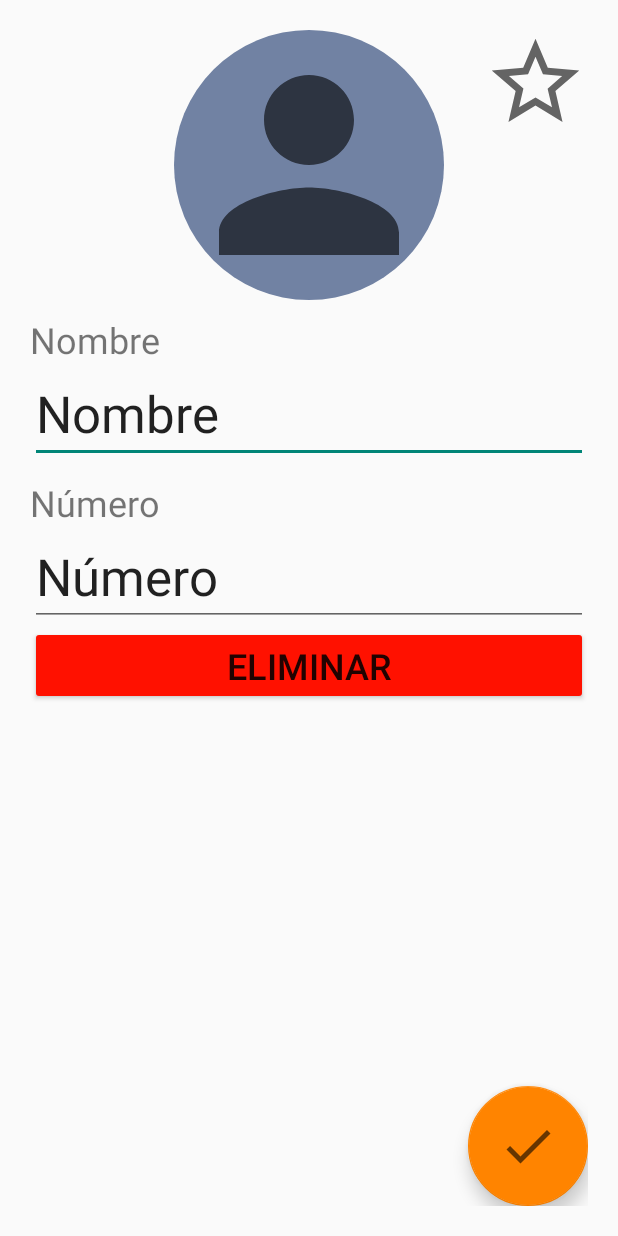
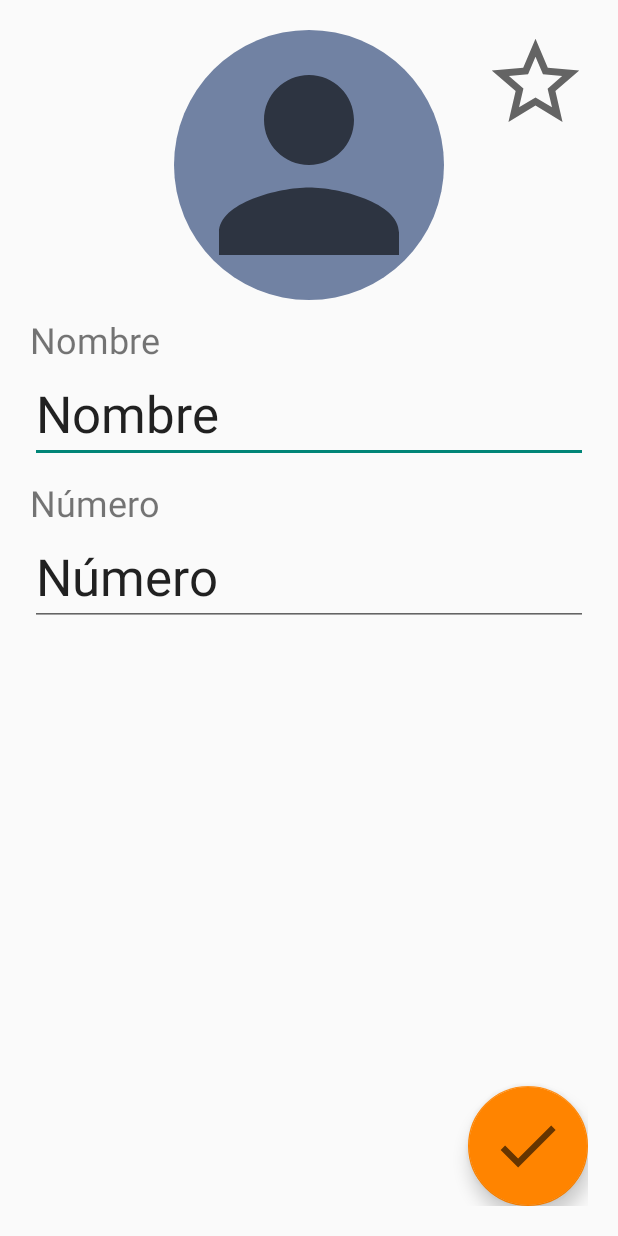
Before and after one commit to javigom/TFG-AndroidElderlyApp, an Android app: the layout activity_add_contact.xml on its own in the app's theme, with its tools: preview values and no code run, on a phone screen of 412 x 824 dp. Run offline under Robolectric (Android 15) with nearby library versions, the phone set to English and light mode, and no system bars.

Commit message:
Añadida ventana para añadir contacto

```diff
--- /dev/null
+++ b/call/src/main/java/com/example/call/AddContactActivity.java
@@ -0,0 +1,14 @@
+package com.example.call;
+
+import androidx.appcompat.app.AppCompatActivity;
+
+import android.os.Bundle;
+
+public class AddContactActivity extends AppCompatActivity {
+
+    @Override
+    protected void onCreate(Bundle savedInstanceState) {
+        super.onCreate(savedInstanceState);
+        setContentView(R.layout.activity_add_contact);
+    }
+}
--- /dev/null
+++ b/call/src/main/res/drawable/ic_add.xml
@@ -0,0 +1,5 @@
+<vector android:height="100dp" android:tint="?attr/colorControlNormal"
+    android:viewportHeight="24" android:viewportWidth="24"
+    android:width="100dp" xmlns:android="http://schemas.android.com/apk/res/android">
+    <path android:fillColor="@android:color/white" android:pathData="M19,13h-6v6h-2v-6H5v-2h6V5h2v6h6v2z"/>
+</vector>
--- a/call/src/main/res/layout/fragment_edit_contact.xml
+++ b/call/src/main/res/layout/activity_add_contact.xml
@@ -17,7 +17,7 @@
         app:layout_constraintTop_toTopOf="parent">
 
         <androidx.constraintlayout.utils.widget.ImageFilterView
-            android:id="@+id/ivPhotoFEC"
+            android:id="@+id/ivPhotoAAC"
             android:layout_width="180dp"
             android:layout_height="180dp"
             android:background="@color/blue_primary_variant"
@@ -32,7 +32,7 @@
             android:textSize="24dp" />
 
         <EditText
-            android:id="@+id/etNameFEC"
+            android:id="@+id/etNameAAC"
             android:layout_width="match_parent"
             android:layout_height="wrap_content"
             android:ems="10"
@@ -49,7 +49,7 @@
             android:textSize="24dp" />
 
         <EditText
-            android:id="@+id/etNumberFEC"
+            android:id="@+id/etNumberAAC"
             android:layout_width="match_parent"
             android:layout_height="wrap_content"
             android:ems="10"
@@ -57,20 +57,11 @@
             android:text="Número"
             android:textSize="34dp" />
 
-        <Button
-            android:id="@+id/bDeleteFEC"
-            android:layout_width="match_parent"
-            android:layout_height="wrap_content"
-            android:backgroundTint="@color/red_delete"
-            android:text="Eliminar"
-            android:textSize="24sp"
-            app:icon="@drawable/ic_delete" />
-
 
     </LinearLayout>
 
     <ImageButton
-        android:id="@+id/ibFavFEC"
+        android:id="@+id/ibFavAAC"
         android:layout_width="70dp"
         android:layout_height="70dp"
         android:layout_alignParentRight="true"
@@ -92,7 +83,7 @@
         app:fabSize="auto"
         app:layout_constraintBottom_toBottomOf="parent"
         app:layout_constraintEnd_toEndOf="parent"
-        app:maxImageSize="40dp"
+        app:maxImageSize="50dp"
         app:srcCompat="@drawable/ic_check" />
 
 </RelativeLayout>
--- a/call/src/main/res/layout/activity_main.xml
+++ b/call/src/main/res/layout/activity_main.xml
@@ -54,7 +54,7 @@
         app:backgroundTint="@color/blue_primary_variant"
         app:fabCustomSize="80dp"
         app:fabSize="auto"
-        app:maxImageSize="40dp"
+        app:maxImageSize="50dp"
         app:srcCompat="@drawable/ic_dialpad" />
 
 </RelativeLayout>
```
Also changed, not shown: call/src/main/AndroidManifest.xml (+7 -3 lines).
